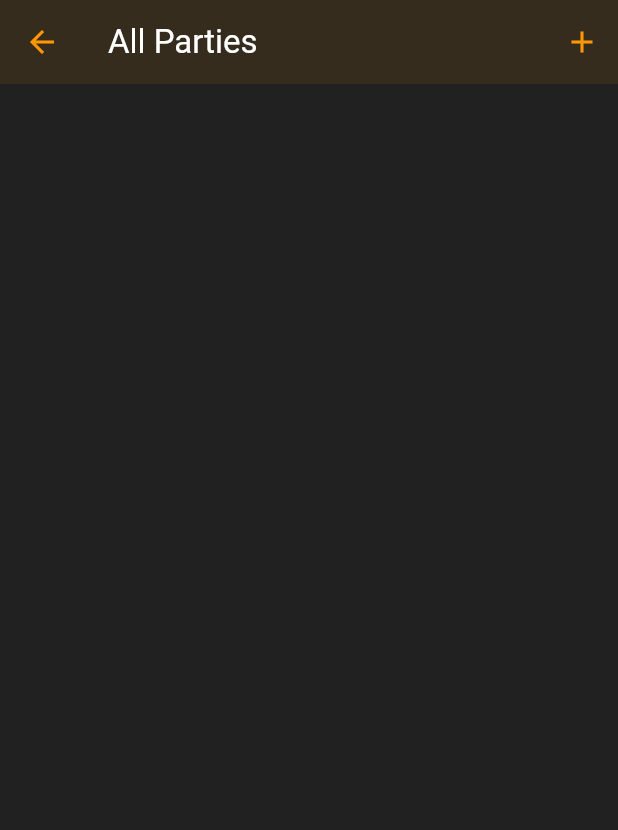
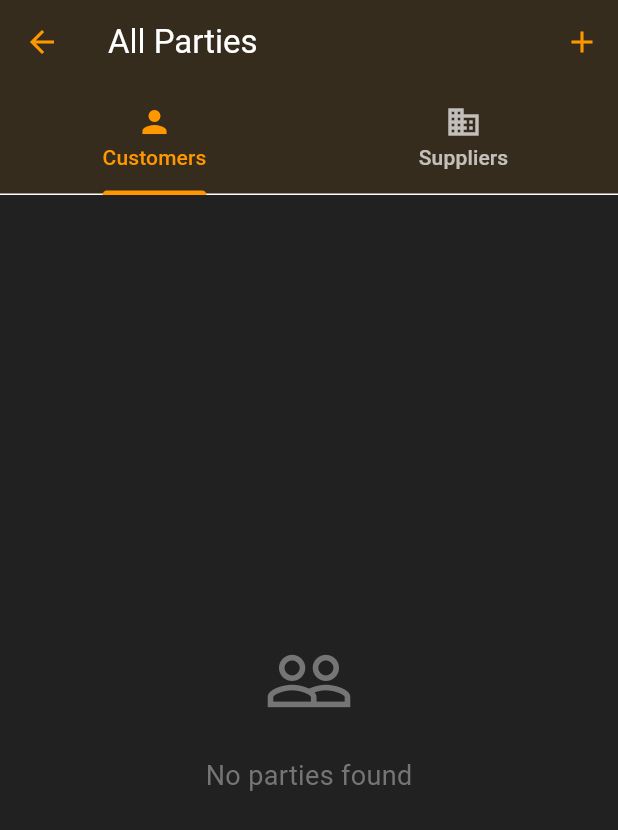
Before and after one commit to MughalsGamer/Lab-Calculator-1.0, a Flutter app: the ListOfPartiesScreen screen opened directly, on a phone screen of 412 x 824 dp. Shown: the top 830 px of the screen. Run offline on Flutter 3.47's test engine with Material 3 defaults, Android fonts, the phone set to English and light mode, and no system bars; our stand-ins replace firebase_core, firebase_database, fluttertoast, pdf, printing; accounts and stored records are empty; network calls fail.

Commit message:
9-7-25 new

```diff
--- a/lib/ListOfPartiesScreen.dart
+++ b/lib/ListOfPartiesScreen.dart
@@ -2,6 +2,7 @@ import 'package:flutter/material.dart';
 import 'package:firebase_database/firebase_database.dart';
 
 import 'Model class.dart';
+import 'Party Model.dart';
 import 'ShowInventoryListScreen.dart';
 
 class ListOfPartiesScreen extends StatefulWidget {
@@ -11,15 +12,25 @@ class ListOfPartiesScreen extends StatefulWidget {
   State<ListOfPartiesScreen> createState() => _ListOfPartiesScreenState();
 }
 
-class _ListOfPartiesScreenState extends State<ListOfPartiesScreen> {
+class _ListOfPartiesScreenState extends State<ListOfPartiesScreen> with SingleTickerProviderStateMixin {
   final DatabaseReference _ref = FirebaseDatabase.instance.ref().child('parties');
-  List<PartyModel> _parties = [];
+  List<PartyModel> _allParties = [];
+  List<PartyModel> _customers = [];
+  List<PartyModel> _suppliers = [];
   bool _isLoading = true;
+  late TabController _tabController;
 
   @override
   void initState() {
     super.initState();
+    _tabController = TabController(length: 2, vsync: this);
     _fetchParties();
+  }
+
+  @override
+  void dispose() {
+    _tabController.dispose();
+    super.dispose();
   }
 
   Future<void> _fetchParties() async {
@@ -32,14 +43,16 @@ class _ListOfPartiesScreenState extends State<ListOfPartiesScreen> {
           data.forEach((partyKey, partyValue) {
             if (partyValue is Map) {
               final partyMap = Map<String, dynamic>.from(partyValue);
-              partyMap['id'] = partyKey;
+              partyMap['id'] = partyKey.toString();
               fetchedParties.add(PartyModel.fromMap(partyMap));
             }
           });
         }
 
         setState(() {
-          _parties = fetchedParties;
+          _allParties = fetchedParties;
+          _customers = fetchedParties.where((party) => party.type == 'customer').toList();
+          _suppliers = fetchedParties.where((party) => party.type == 'supplier').toList();
           _isLoading = false;
         });
       });
@@ -48,26 +61,35 @@ class _ListOfPartiesScreenState extends State<ListOfPartiesScreen> {
     }
   }
 
-  @override
-  Widget build(BuildContext context) {
-    return Scaffold(
-      appBar: AppBar(
-        title: const Text('All Parties'),
-        backgroundColor: Colors.grey[900],
-        actions: [
-          IconButton(
-            icon: const Icon(Icons.add, color: Colors.orange),
-            onPressed: () => Navigator.pop(context),
+  Widget _buildPartyList(List<PartyModel> parties) {
+    if (parties.isEmpty) {
+      return Center(
+        child: Column(
+          mainAxisAlignment: MainAxisAlignment.center,
+          children: [
+            Icon(
+              Icons.people_outline,
+              size: 60,
+              color: Colors.grey[600],
+            ),
+            const SizedBox(height: 20),
+            Text(
+              "No parties found",
+              style: TextStyle(
+                fontSize: 18,
+                color: Colors.grey[600],
+              ),
             ),
           ],
         ),
-      body: _isLoading
-          ? const Center(child: CircularProgressIndicator(color: Colors.orange))
-          : ListView.builder(
+      );
+    }
+
+    return ListView.builder(
       padding: const EdgeInsets.all(12),
-        itemCount: _parties.length,
+      itemCount: parties.length,
       itemBuilder: (context, index) {
-          final party = _parties[index];
+        final party = parties[index];
         return Card(
           elevation: 4,
           color: Colors.grey[850],
@@ -101,36 +123,47 @@ class _ListOfPartiesScreenState extends State<ListOfPartiesScreen> {
           ),
         );
       },
+    );
+  }
+
+  @override
+  Widget build(BuildContext context) {
+    return Scaffold(
+      appBar: AppBar(
+        title: const Text('All Parties'),
+        backgroundColor: Colors.grey[900],
+        actions: [
+          IconButton(
+            icon: const Icon(Icons.add, color: Colors.orange),
+            onPressed: () => Navigator.pop(context),
+          ),
+        ],
+        bottom: TabBar(
+          controller: _tabController,
+          indicatorColor: Colors.orange,
+          labelColor: Colors.orange,
+          unselectedLabelColor: Colors.white70,
+          tabs: const [
+            Tab(
+              icon: Icon(Icons.person),
+              text: 'Customers',
+            ),
+            Tab(
+              icon: Icon(Icons.business),
+              text: 'Suppliers',
+            ),
+          ],
+        ),
+      ),
+      body: _isLoading
+          ? const Center(child: CircularProgressIndicator(color: Colors.orange))
+          : TabBarView(
+        controller: _tabController,
+        children: [
+          _buildPartyList(_customers),
+          _buildPartyList(_suppliers),
+        ],
       ),
     );
   }
 }
-
-class PartyModel {
-  final String id;
-  final String name;
-  final String phone;
-  final String address;
-  final String date;
-  final String type;
-
-  PartyModel({
-    required this.id,
-    required this.name,
-    required this.phone,
-    required this.address,
-    required this.date,
-    required this.type,
-  });
-
-  factory PartyModel.fromMap(Map<String, dynamic> map) {
-    return PartyModel(
-      id: map['id']?.toString() ?? '',
-      name: map['name']?.toString() ?? '',
-      phone: map['phone']?.toString() ?? '',
-      address: map['address']?.toString() ?? '',
-      date: map['date']?.toString() ?? '',
-      type: map['type']?.toString() ?? 'customer',
-    );
-  }
-}
--- /dev/null
+++ b/lib/Party Model.dart
@@ -0,0 +1,28 @@
+class PartyModel {
+  final String id;
+  final String name;
+  final String phone;
+  final String address;
+  final String date;
+  final String type;
+
+  PartyModel({
+    required this.id,
+    required this.name,
+    required this.phone,
+    required this.address,
+    required this.date,
+    required this.type,
+  });
+
+  factory PartyModel.fromMap(Map<String, dynamic> map) {
+    return PartyModel(
+      id: map['id']?.toString() ?? '',
+      name: map['name']?.toString() ?? '',
+      phone: map['phone']?.toString() ?? '',
+      address: map['address']?.toString() ?? '',
+      date: map['date']?.toString() ?? '',
+      type: map['type']?.toString() ?? 'customer',
+    );
+  }
+}
--- a/lib/PdfService.dart
+++ b/lib/PdfService.dart
@@ -9,6 +9,7 @@ import 'package:intl/intl.dart';
 
 import 'Model class.dart';
 import 'ListOfPartiesScreen.dart';
+import 'Party Model.dart';
 
 class PdfService {
   static final PdfColor _primaryColor = PdfColor.fromInt(0xFFFFA500);
--- a/lib/ShowInventoryListScreen.dart
+++ b/lib/ShowInventoryListScreen.dart
@@ -2,6 +2,7 @@ import 'package:flutter/material.dart';
 import 'package:firebase_database/firebase_database.dart';
 import 'package:fluttertoast/fluttertoast.dart';
 import 'Model class.dart';
+import 'Party Model.dart';
 import 'PdfService.dart';
 import 'Show details.dart';
 import 'inventory app.dart';
--- a/lib/inventory app.dart
+++ b/lib/inventory app.dart
@@ -3,6 +3,7 @@ import 'package:flutter/cupertino.dart';
 import 'package:flutter/material.dart';
 import 'ListOfPartiesScreen.dart';
 import 'Model class.dart';
+import 'Party Model.dart';
 import 'ShowInventoryListScreen.dart';
 
 class InventoryApp extends StatefulWidget {
```
Lines whose indentation alone changed are shown as unchanged.
